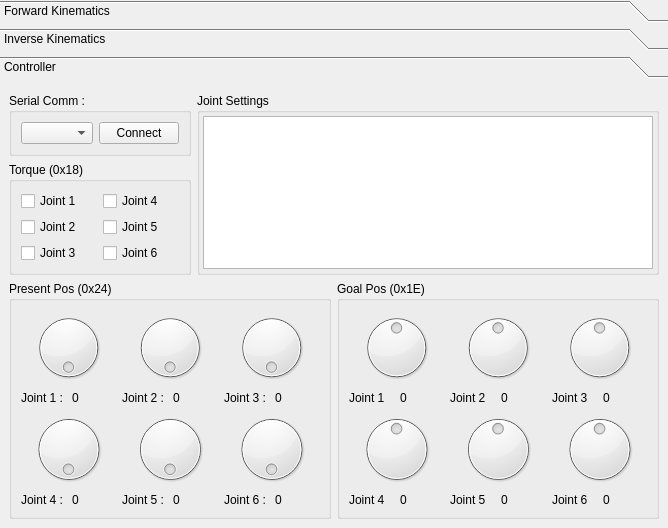
alifahrri/dinsow-ik, file jointsettingsdialog.ui: the form before one commit.
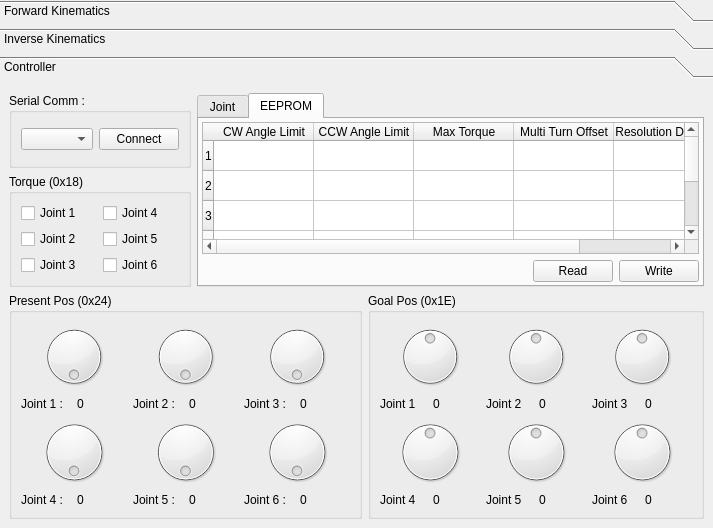
The form after the commit.

Commit message: add eeprom settings

Patch:
```diff
--- a/jointsettingsdialog.ui
+++ b/jointsettingsdialog.ui
@@ -6,7 +6,7 @@
    <rect>
     <x>0</x>
     <y>0</y>
-    <width>668</width>
+    <width>713</width>
     <height>528</height>
    </rect>
   </property>
@@ -915,7 +915,7 @@
        <rect>
         <x>0</x>
         <y>0</y>
-        <width>668</width>
+        <width>713</width>
         <height>435</height>
        </rect>
       </property>
@@ -1003,30 +1003,6 @@
          </item>
         </layout>
        </item>
-       <item row="0" column="1" colspan="2">
-        <widget class="QGroupBox" name="groupBox_10">
-         <property name="title">
-          <string>Joint Settings</string>
-         </property>
-         <layout class="QGridLayout" name="gridLayout_16">
-          <property name="leftMargin">
-           <number>3</number>
-          </property>
-          <property name="topMargin">
-           <number>3</number>
-          </property>
-          <property name="rightMargin">
-           <number>3</number>
-          </property>
-          <property name="bottomMargin">
-           <number>3</number>
-          </property>
-          <item row="0" column="0" colspan="2">
-           <widget class="QTableWidget" name="joint_settings_table"/>
-          </item>
-         </layout>
-        </widget>
-       </item>
        <item row="1" column="0" colspan="2">
         <widget class="QGroupBox" name="groupBox_7">
          <property name="title">
@@ -1426,6 +1402,153 @@
          </layout>
         </widget>
        </item>
+       <item row="0" column="1" colspan="2">
+        <widget class="QTabWidget" name="tabWidget">
+         <property name="currentIndex">
+          <number>1</number>
+         </property>
+         <widget class="QWidget" name="tabWidget_10Page1">
+          <attribute name="title">
+           <string>Joint</string>
+          </attribute>
+          <layout class="QGridLayout" name="gridLayout_16">
+           <property name="leftMargin">
+            <number>3</number>
+           </property>
+           <property name="topMargin">
+            <number>3</number>
+           </property>
+           <property name="rightMargin">
+            <number>3</number>
+           </property>
+           <property name="bottomMargin">
+            <number>3</number>
+           </property>
+           <item row="0" column="0" colspan="2">
+            <widget class="QTableWidget" name="joint_settings_table"/>
+           </item>
+          </layout>
+         </widget>
+         <widget class="QWidget" name="tab">
+          <attribute name="title">
+           <string>EEPROM</string>
+          </attribute>
+          <layout class="QGridLayout" name="gridLayout_19">
+           <property name="leftMargin">
+            <number>3</number>
+           </property>
+           <property name="topMargin">
+            <number>3</number>
+           </property>
+           <property name="rightMargin">
+            <number>3</number>
+           </property>
+           <property name="bottomMargin">
+            <number>3</number>
+           </property>
+           <item row="1" column="1">
+            <widget class="QPushButton" name="read_eeprom_btn">
+             <property name="text">
+              <string>Read</string>
+             </property>
+            </widget>
+           </item>
+           <item row="1" column="2">
+            <widget class="QPushButton" name="write_eeprom_btn">
+             <property name="text">
+              <string>Write</string>
+             </property>
+            </widget>
+           </item>
+           <item row="1" column="0">
+            <spacer name="horizontalSpacer_2">
+             <property name="orientation">
+              <enum>Qt::Horizontal</enum>
+             </property>
+             <property name="sizeHint" stdset="0">
+              <size>
+               <width>40</width>
+               <height>20</height>
+              </size>
+             </property>
+            </spacer>
+           </item>
+           <item row="0" column="0" colspan="3">
+            <widget class="QTableWidget" name="eeprom_table">
+             <property name="gridStyle">
+              <enum>Qt::SolidLine</enum>
+             </property>
+             <property name="rowCount">
+              <number>6</number>
+             </property>
+             <property name="columnCount">
+              <number>5</number>
+             </property>
+             <attribute name="horizontalHeaderCascadingSectionResizes">
+              <bool>false</bool>
+             </attribute>
+             <row/>
+             <row/>
+             <row/>
+             <row/>
+             <row/>
+             <row/>
+             <column>
+              <property name="text">
+               <string>CW Angle Limit</string>
+              </property>
+              <property name="font">
+               <font>
+                <pointsize>9</pointsize>
+               </font>
+              </property>
+             </column>
+             <column>
+              <property name="text">
+               <string>CCW Angle Limit</string>
+              </property>
+              <property name="font">
+               <font>
+                <pointsize>9</pointsize>
+               </font>
+              </property>
+             </column>
+             <column>
+              <property name="text">
+               <string>Max Torque</string>
+              </property>
+              <property name="font">
+               <font>
+                <pointsize>9</pointsize>
+               </font>
+              </property>
+             </column>
+             <column>
+              <property name="text">
+               <string>Multi Turn Offset</string>
+              </property>
+              <property name="font">
+               <font>
+                <pointsize>9</pointsize>
+               </font>
+              </property>
+             </column>
+             <column>
+              <property name="text">
+               <string>Resolution Divider</string>
+              </property>
+              <property name="font">
+               <font>
+                <pointsize>9</pointsize>
+               </font>
+              </property>
+             </column>
+            </widget>
+           </item>
+          </layout>
+         </widget>
+        </widget>
+       </item>
       </layout>
      </widget>
     </widget>
```
Left out of the diff: 4 changed lines with no effect on the pictures. The commit also changes 6 other files.
